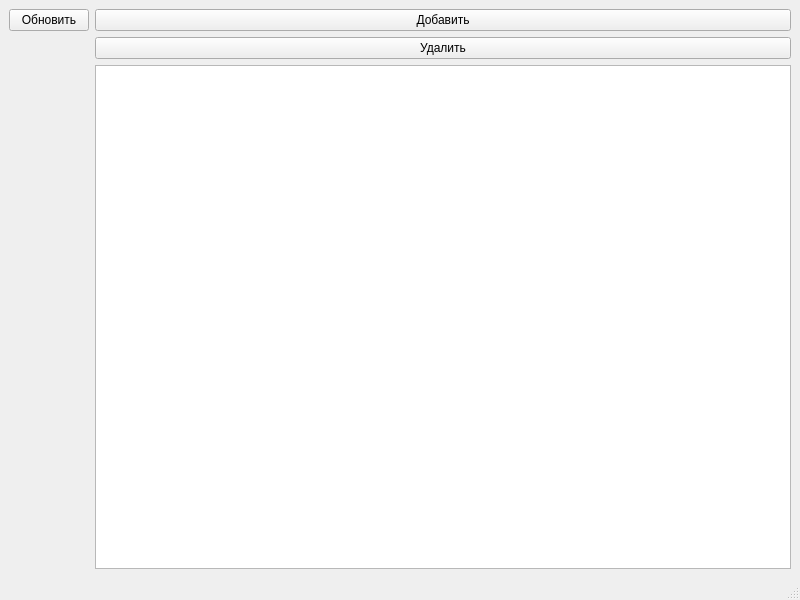
The window that ui/main_window.ui (SENN142/PYqt-PROJECT) describes before a commit, drawn with Qt 5.
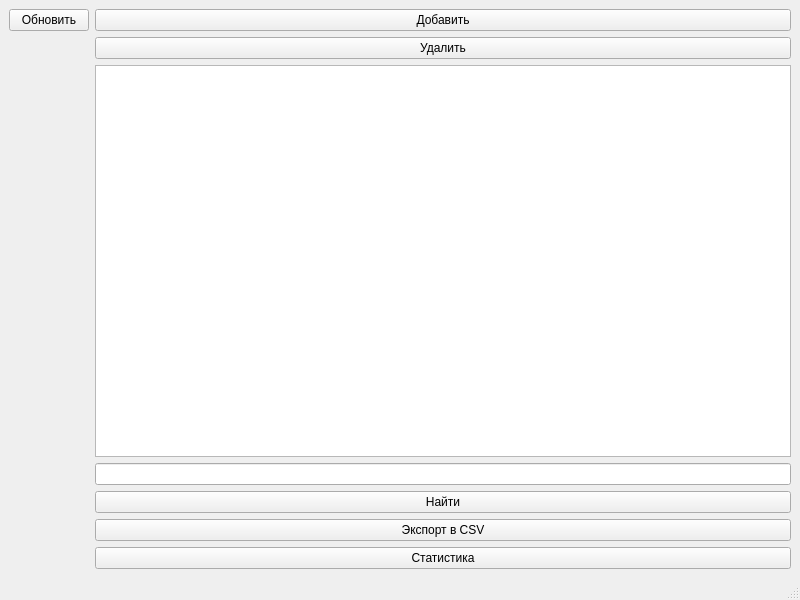
The same window after the commit.

Diff of the .ui file:
```diff
--- a/ui/main_window.ui
+++ b/ui/main_window.ui
@@ -20,7 +20,7 @@
    <string>MainWindow</string>
   </property>
   <widget class="QWidget" name="centralwidget">
-   <layout class="QFormLayout" name="formLayout">
+   <layout class="QGridLayout" name="gridLayout">
     <item row="0" column="0">
      <widget class="QPushButton" name="btn_refresh">
       <property name="text">
@@ -45,6 +45,30 @@
     <item row="2" column="1">
      <widget class="QTableWidget" name="table_media"/>
     </item>
+    <item row="3" column="1">
+     <widget class="QLineEdit" name="line_search"/>
+    </item>
+    <item row="4" column="1">
+     <widget class="QPushButton" name="btn_search">
+      <property name="text">
+       <string>Найти</string>
+      </property>
+     </widget>
+    </item>
+    <item row="5" column="1">
+     <widget class="QPushButton" name="btn_export">
+      <property name="text">
+       <string>Экспорт в CSV</string>
+      </property>
+     </widget>
+    </item>
+    <item row="6" column="1">
+     <widget class="QPushButton" name="btn_stats">
+      <property name="text">
+       <string>Статистика</string>
+      </property>
+     </widget>
+    </item>
    </layout>
   </widget>
   <widget class="QMenuBar" name="menubar">
```
